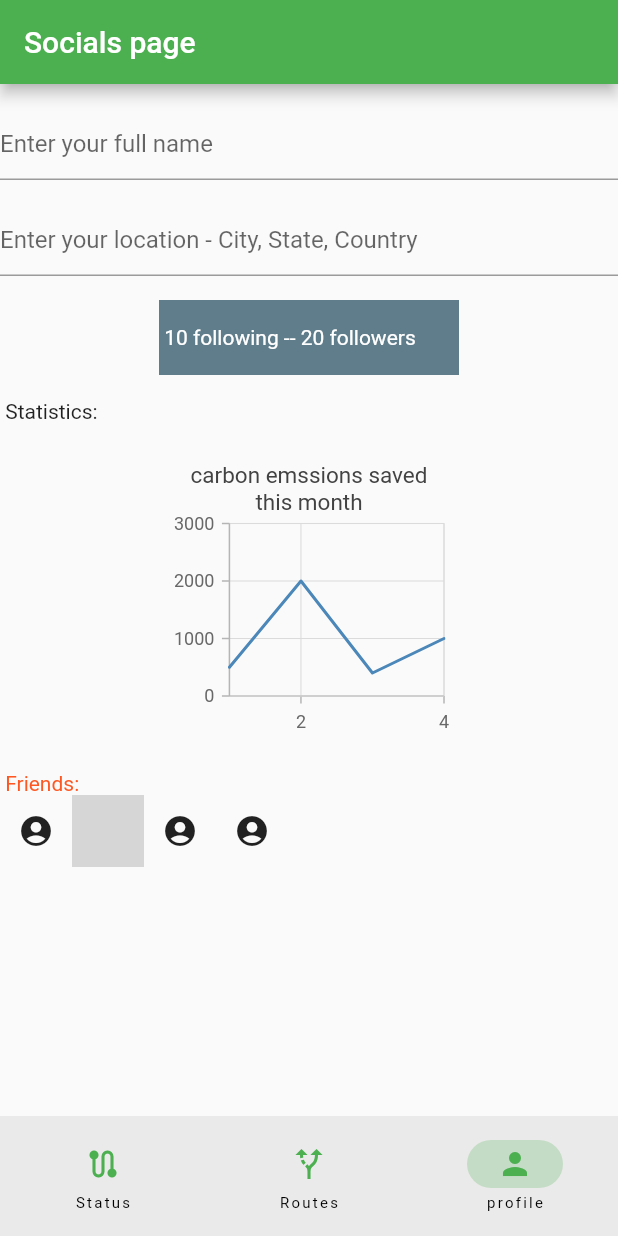
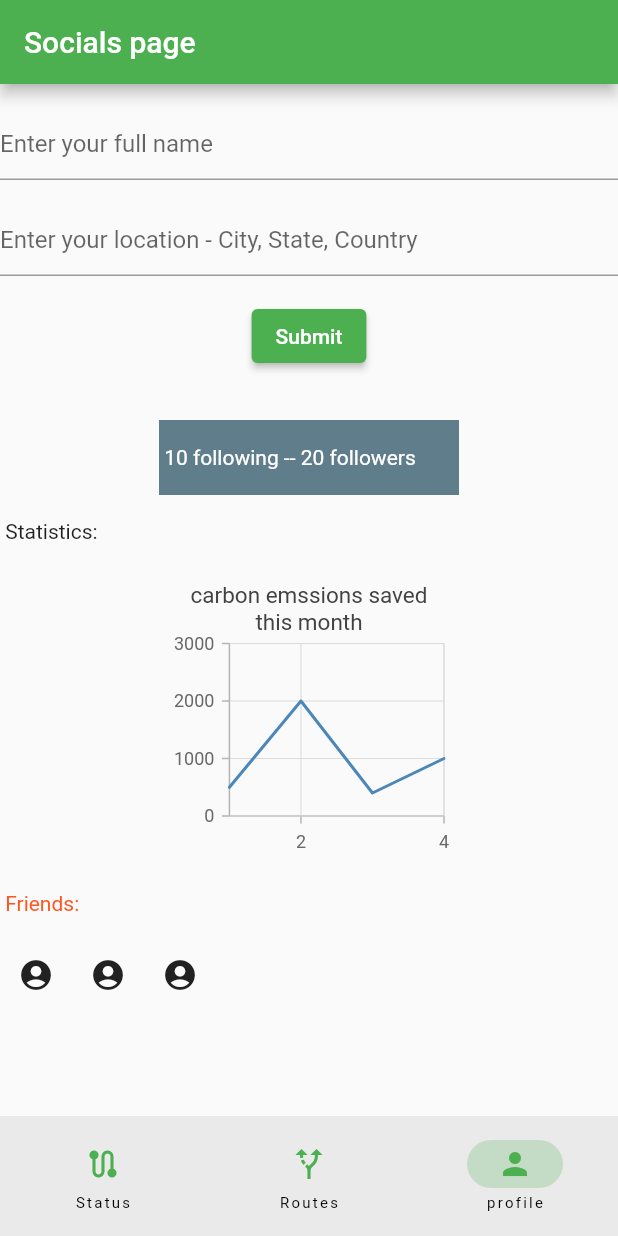
Before and after one commit to Arjdroid/greenifytransit, a Flutter app: the screen it shows after launch, item 3 of the bottom bar chosen, on a phone screen of 412 x 824 dp. Run offline on Flutter 3.47's test engine with Material 2 defaults, Android fonts, the phone set to English and light mode, and no system bars; our stand-ins replace syncfusion_flutter_charts; grey boxes are pictures that could not be loaded.

Commit message:
Submit data button

```diff
--- a/lib/social_page.dart
+++ b/lib/social_page.dart
@@ -18,6 +18,7 @@ class _SocialsPageState extends State<SocialsPage> {
 
   var text;
   @override
+  final GlobalKey<FormState> _formKey = GlobalKey<FormState>();
   Widget build(BuildContext context) {
     return Scaffold(
       appBar: AppBar(
@@ -57,6 +58,18 @@ class _SocialsPageState extends State<SocialsPage> {
 
               return null;
             },
+          ),
+
+          Padding(
+            padding: const EdgeInsets.symmetric(vertical: 16.0),
+            child: ElevatedButton(
+              onPressed: () {
+                // Validate will return true if the form is valid, or false if
+                // the form is invalid.
+                setState(() {});
+              },
+              child: const Text('Submit'),
+            ),
           ),
 
           Row(
@@ -128,9 +141,13 @@ class _SocialsPageState extends State<SocialsPage> {
           ),
 
           Row(
+            children: const [Text(' ')],
+          ), //empty row
+
+          Row(
             children: [
               IconButton(
-                  icon: const Icon(Icons.account_circle), onPressed: () => {}), iconSize: 50,
+                  icon: const Icon(Icons.account_circle), onPressed: () => {}),
               IconButton(
                   icon: const Icon(Icons.account_circle), onPressed: () => {}),
               IconButton(
```
